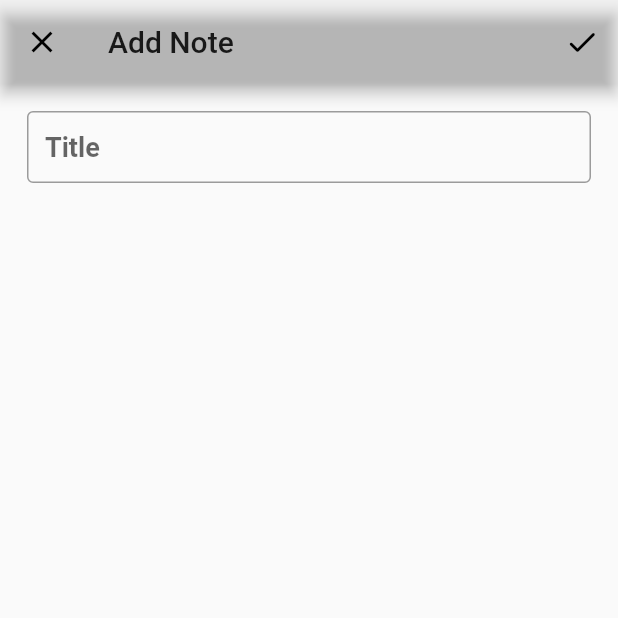
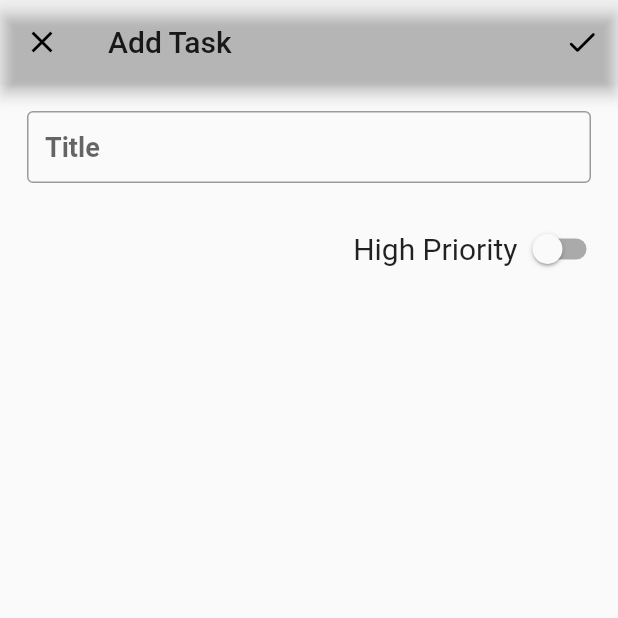
Before and after one commit to nokla007/spotlighter, a Flutter app: the TaskEditor screen opened directly, on a phone screen of 412 x 824 dp, the top half of it. Run offline on Flutter 3.47's test engine with Material 2 defaults, Android fonts, the phone set to English and light mode, and no system bars; our stand-ins replace cloud_firestore, firebase_auth, firebase_core; accounts and stored records are empty.

Commit message:
task features updated.

```diff
--- a/lib/screens/task_editor.dart
+++ b/lib/screens/task_editor.dart
@@ -1,18 +1,30 @@
+import 'package:cloud_firestore/cloud_firestore.dart';
 import 'package:flutter/material.dart';
+import 'package:provider/provider.dart';
+import 'package:spotlighter1/model/task.dart';
+import 'package:spotlighter1/services/firebase_service.dart';
 
 class TaskEditor extends StatefulWidget {
-  static const id = 'task_editor';
-  TaskEditor({this.editing = false, this.title = '',});
-  final bool editing;
-  String title;
+  TaskEditor({
+    this.task,
+    this.id,
+  });
+  final Task? task;
+  final String? id;
   @override
   _TaskEditorState createState() => _TaskEditorState();
 }
 
 class _TaskEditorState extends State<TaskEditor> {
-  var _titleControler, _textControler;
+  late TextEditingController _titleControler;
+  bool _priority = false;
+  bool _editing = false;
+
   void initState() {
-    _titleControler = TextEditingController(text: widget.title);
+    _editing = (widget.task != null);
+    _priority = (_editing) ? widget.task!.highPriority : false;
+    _titleControler =
+        TextEditingController(text: (_editing) ? widget.task!.title : '');
     super.initState();
   }
 
@@ -22,12 +34,11 @@ class _TaskEditorState extends State<TaskEditor> {
     super.dispose();
   }
 
-
   @override
   Widget build(BuildContext context) {
     return Scaffold(
       appBar: AppBar(
-        title: (!widget.editing) ? Text('Add Note') : null,
+        title: (!_editing) ? Text('Add Task') : null,
         backgroundColor: Colors.transparent,
         leading: IconButton(
           icon: Icon(Icons.close),
@@ -36,9 +47,37 @@ class _TaskEditorState extends State<TaskEditor> {
           },
         ),
         actions: [
+          if (_editing == true)
+            IconButton(
+              onPressed: () {
+                //delete task
+                print('delete task');
+              },
+              icon: Icon(Icons.delete_rounded),
+            ),
           IconButton(
-            onPressed: () {
+            onPressed: () async {
               //ADD TASK
+              if (_editing) {
+                Task task = widget.task!;
+                task.update(_titleControler.text, _priority);
+                try {
+                  context.read<FirebaseService>().editTask(task, widget.id);
+                } on FirebaseException catch (e) {
+                  print(e.message);
+                }
+              } else {
+                Task newTask = Task(
+                  userID: context.read<FirebaseService>().getUID,
+                  title: _titleControler.text,
+                  highPriority: _priority,
+                );
+                try {
+                  context.read<FirebaseService>().createTask(newTask);
+                } on FirebaseException catch (e) {
+                  print(e.message);
+                }
+              }
               Navigator.pop(context);
             },
             icon: Icon(Icons.done_rounded),
@@ -53,6 +92,7 @@ class _TaskEditorState extends State<TaskEditor> {
               padding: const EdgeInsets.all(10.0),
               child: TextField(
                 controller: _titleControler,
+                textCapitalization: TextCapitalization.sentences,
                 style: TextStyle(
                   fontWeight: FontWeight.w600,
                   fontSize: 18,
@@ -62,12 +102,28 @@ class _TaskEditorState extends State<TaskEditor> {
                   border: OutlineInputBorder(),
                   contentPadding: EdgeInsets.all(12),
                 ),
-                onChanged: (input) {
-                  widget.title = input;
-                },
               ),
             ),
-
+            SizedBox(
+              height: 10,
+            ),
+            Row(
+              mainAxisAlignment: MainAxisAlignment.end,
+              children: [
+                Text(
+                  'High Priority',
+                  style: TextStyle(fontSize: 20),
+                ),
+                Switch(
+                  value: _priority,
+                  onChanged: (bool value) {
+                    setState(() {
+                      _priority = value;
+                    });
+                  },
+                )
+              ],
+            ),
           ],
         ),
       ),
```
